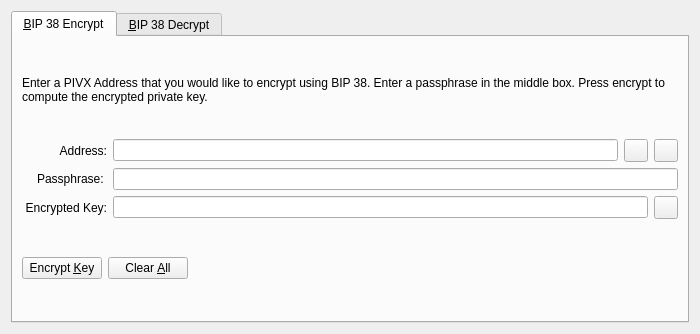
Qt form src/qt/forms/bip38tooldialog.ui (BALLcoin/BALLcoin) before a commit.
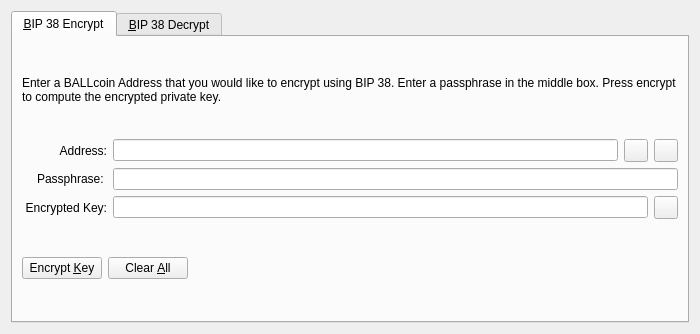
The same form after that commit. The open tabs and pages were chosen to show the change. Icons and pictures are not drawn. Custom widgets are drawn as their Qt base class.

Patch:
```diff
--- a/src/qt/forms/bip38tooldialog.ui
+++ b/src/qt/forms/bip38tooldialog.ui
@@ -30,7 +30,7 @@
        <item>
         <widget class="QLabel" name="infoLabel_ENC">
          <property name="text">
-          <string>Enter a PIVX Address that you would like to encrypt using BIP 38. Enter a passphrase in the middle box. Press encrypt to compute the encrypted private key.</string>
+          <string>Enter a BALLcoin Address that you would like to encrypt using BIP 38. Enter a passphrase in the middle box. Press encrypt to compute the encrypted private key.</string>
          </property>
          <property name="textFormat">
           <enum>Qt::PlainText</enum>
```
Left out of the diff: 22 changed lines with no effect on the pictures.
